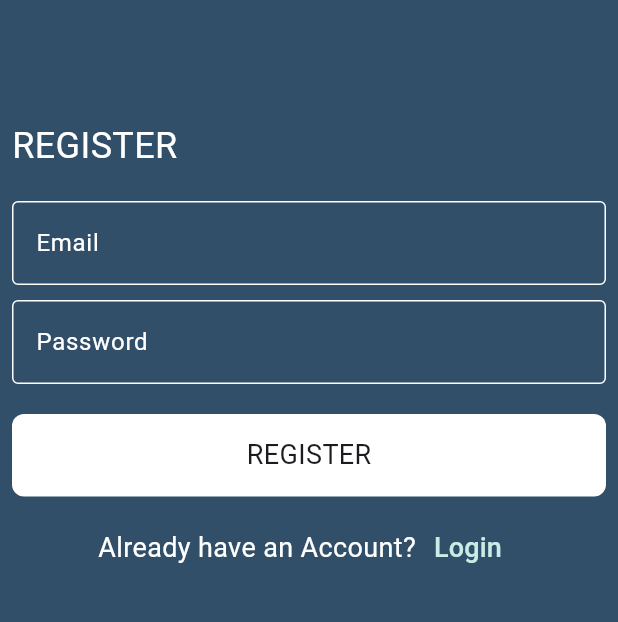
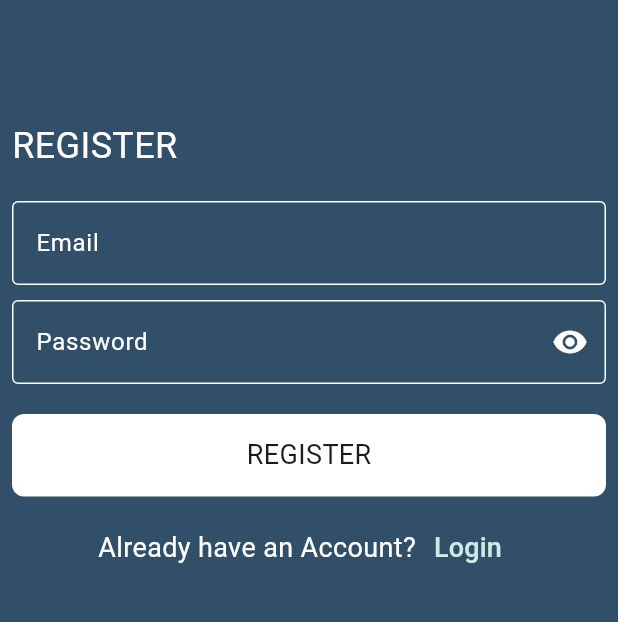
Before and after one commit to yasser-osamaa/Simple-Chat-App, a Flutter app: the screen it shows after launch, after a tap on "Register", on a phone screen of 412 x 824 dp, the part 339-961 px from its top. Run offline on Flutter 3.47's test engine with Material 3 defaults, Android fonts, the phone set to English and light mode, and no system bars; drawn by our look-alikes of modal_progress_hud_nsn; our stand-ins replace cloud_firestore, firebase_auth, firebase_core; accounts and stored records are empty.

Commit message:
add suffix icon in text field to show and hide password

```diff
--- a/lib/widgets/custom_text_field.dart
+++ b/lib/widgets/custom_text_field.dart
@@ -2,10 +2,15 @@ import 'package:flutter/material.dart';
 
 class CustomTextFormField extends StatelessWidget {
   const CustomTextFormField(
-      {super.key, this.hintText, this.onChanged, this.obscureText = false});
+      {super.key,
+      this.hintText,
+      this.onChanged,
+      this.obscureText = false,
+      this.suffixIcon});
   final Function(String)? onChanged;
   final String? hintText;
   final bool? obscureText;
+  final Widget? suffixIcon;
   @override
   Widget build(BuildContext context) {
     return TextFormField(
@@ -20,6 +25,8 @@ class CustomTextFormField extends StatelessWidget {
       onChanged: onChanged,
       style: const TextStyle(color: Colors.white),
       decoration: InputDecoration(
+        suffixIcon: suffixIcon,
+        suffixIconColor: Colors.white,
         hintText: hintText,
         hintStyle: const TextStyle(color: Colors.white),
         border: const OutlineInputBorder(
--- a/lib/widgets/login_view_body.dart
+++ b/lib/widgets/login_view_body.dart
@@ -20,6 +20,7 @@ class _LoginViewBodyState extends State<LoginViewBody> {
   GlobalKey<FormState> formKey = GlobalKey();
   String? email, password;
   bool isLoading = false;
+  bool isHiding = true;
   @override
   Widget build(BuildContext context) {
     return ModalProgressHUD(
@@ -66,11 +67,21 @@ class _LoginViewBodyState extends State<LoginViewBody> {
                   height: 10,
                 ),
                 CustomTextFormField(
-                  obscureText: true,
+                  obscureText: isHiding,
                   onChanged: (value) {
                     password = value;
                   },
                   hintText: 'Password',
+                  suffixIcon: GestureDetector(
+                    onTap: () {
+                      setState(() {
+                        isHiding = !isHiding;
+                      });
+                    },
+                    child: isHiding
+                        ? const Icon(Icons.visibility)
+                        : const Icon(Icons.visibility_off),
+                  ),
                 ),
                 const SizedBox(
                   height: 20,
--- a/lib/widgets/register_view_body.dart
+++ b/lib/widgets/register_view_body.dart
@@ -19,6 +19,7 @@ class _RegisterViewBodyState extends State<RegisterViewBody> {
   String? email, password;
   bool isLoading = false;
   GlobalKey<FormState> formKey = GlobalKey();
+  bool isHiding = true;
   @override
   Widget build(BuildContext context) {
     return ModalProgressHUD(
@@ -65,11 +66,21 @@ class _RegisterViewBodyState extends State<RegisterViewBody> {
                   height: 10,
                 ),
                 CustomTextFormField(
-                  obscureText: true,
+                  obscureText: isHiding,
                   onChanged: (value) {
                     password = value;
                   },
                   hintText: 'Password',
+                  suffixIcon: GestureDetector(
+                    onTap: () {
+                      setState(() {
+                        isHiding = !isHiding;
+                      });
+                    },
+                    child: isHiding
+                        ? const Icon(Icons.visibility)
+                        : const Icon(Icons.visibility_off),
+                  ),
                 ),
                 const SizedBox(
                   height: 20,
```
